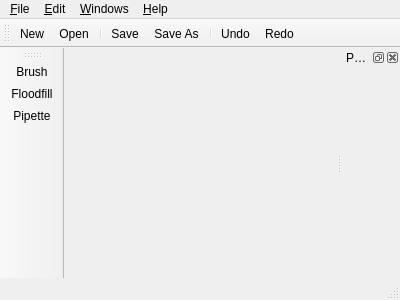
Above: mainwindow.ui from not-surt/SimPix before the change. Below: the same form after it.
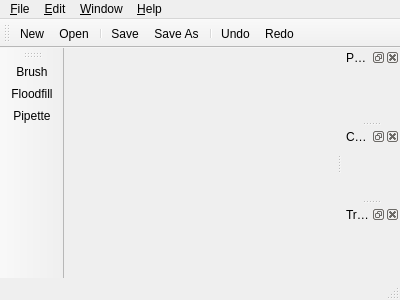
That is the form after the change. Icons and pictures are not drawn. Custom widgets are drawn as their Qt base class.

```diff
--- a/mainwindow.ui
+++ b/mainwindow.ui
@@ -49,7 +49,7 @@
    </widget>
    <widget class="QMenu" name="menuWindow">
     <property name="title">
-     <string>&amp;Windows</string>
+     <string>&amp;Window</string>
     </property>
     <addaction name="actionToolbars"/>
     <addaction name="actionDocks"/>
@@ -105,7 +105,25 @@
    <attribute name="dockWidgetArea">
     <number>2</number>
    </attribute>
-   <widget class="QWidget" name="dockWidgetContents"/>
+   <widget class="QWidget" name="paletteWidget"/>
+  </widget>
+  <widget class="QDockWidget" name="colourSelectorDockWidget">
+   <property name="windowTitle">
+    <string>Colour</string>
+   </property>
+   <attribute name="dockWidgetArea">
+    <number>2</number>
+   </attribute>
+   <widget class="ColourSelector" name="colourSelector"/>
+  </widget>
+  <widget class="QDockWidget" name="transformDockWidget">
+   <property name="windowTitle">
+    <string>Transform</string>
+   </property>
+   <attribute name="dockWidgetArea">
+    <number>2</number>
+   </attribute>
+   <widget class="TransformWidget" name="transformWidget"/>
   </widget>
   <action name="actionNew">
    <property name="icon">
@@ -227,6 +245,18 @@
    <header>canvas.h</header>
    <container>1</container>
   </customwidget>
+  <customwidget>
+   <class>ColourSelector</class>
+   <extends>QWidget</extends>
+   <header>colourselector.h</header>
+   <container>1</container>
+  </customwidget>
+  <customwidget>
+   <class>TransformWidget</class>
+   <extends>QWidget</extends>
+   <header>transformwidget.h</header>
+   <container>1</container>
+  </customwidget>
  </customwidgets>
  <resources/>
  <connections>
```
Left out of the diff: 3 changed lines with no effect on the pictures.
